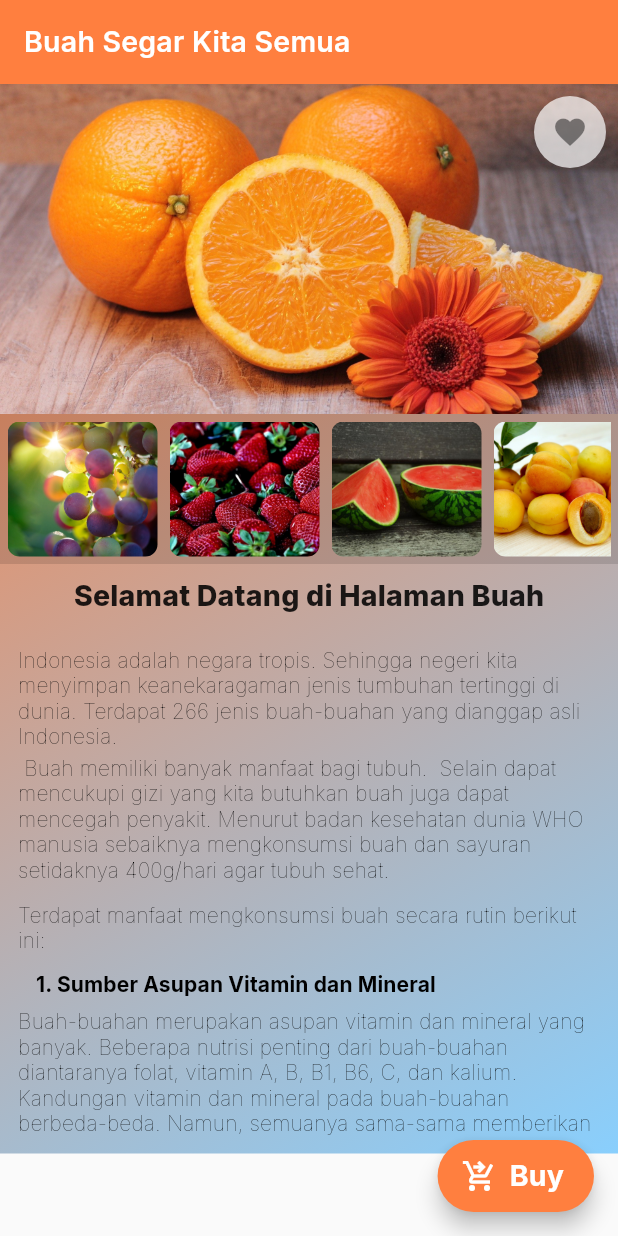
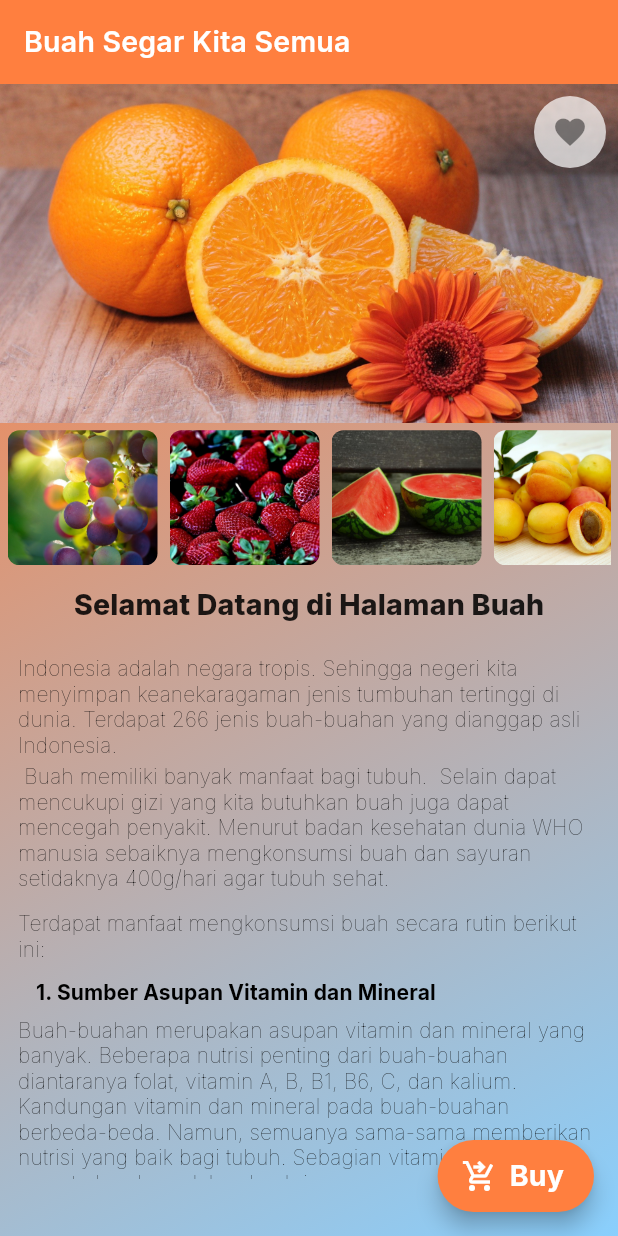
Before and after one commit to AchmadRijalu/DEPD-Assignment, a Flutter app: the screen it shows after launch, on a phone screen of 412 x 824 dp. Run offline on Flutter 3.47's test engine with Material 2 defaults, Android fonts, the phone set to English and light mode, and no system bars; our stand-ins replace google_fonts; missing offline and left inert: scaffold_gradient_background.

Commit message:
standard task 1 - 2 done

```diff
--- a/lib/views/form_page.dart
+++ b/lib/views/form_page.dart
@@ -47,6 +47,20 @@ class _FormPageState extends State<FormPage> {
           iconTheme: IconThemeData(color: primaryColor),
         ),
         body: Container(
+          width: double.infinity,
+          height: double.infinity,
+          decoration: BoxDecoration(
+              gradient: LinearGradient(
+            begin: Alignment.topLeft,
+            end: Alignment.bottomRight,
+            colors: [
+              primaryColor,
+              Colors.white,
+            ],
+          )),
+          child: ListView(
+            children: [
+              Container(
                 child: Padding(
                   padding: const EdgeInsets.all(12),
                   child: Center(
@@ -76,6 +90,7 @@ class _FormPageState extends State<FormPage> {
                             height: 16,
                           ),
                           TextField(
+                            keyboardType: TextInputType.emailAddress,
                             controller: emailController,
                             onChanged: (email) {
                               emailV = email;
@@ -137,22 +152,27 @@ class _FormPageState extends State<FormPage> {
                                                   CrossAxisAlignment.stretch,
                                               mainAxisSize: MainAxisSize.min,
                                               children: [
-                                        Text("Name: " + nameController.text),
+                                                Text("Name: " +
+                                                    nameController.text),
                                                 SizedBox(
                                                   height: 8,
                                                 ),
-                                        Text("Email: " + emailController.text),
+                                                Text("Email: " +
+                                                    emailController.text),
                                                 SizedBox(
                                                   height: 8,
                                                 ),
-                                        Text("Phone: " + phoneController.text),
+                                                Text("Phone: " +
+                                                    phoneController.text),
                                                 SizedBox(
                                                   height: 8,
                                                 ),
-                                        Text("Email: " + cityController.text),
+                                                Text("Email: " +
+                                                    cityController.text),
                                               ]),
                                           shape: RoundedRectangleBorder(
-                                      borderRadius: BorderRadius.circular(12)),
+                                              borderRadius:
+                                                  BorderRadius.circular(12)),
                                           actions: <Widget>[
                                             TextButton(
                                                 onPressed: (() {
@@ -161,9 +181,11 @@ class _FormPageState extends State<FormPage> {
                                                 child: Text("Back")),
                                             TextButton(
                                                 onPressed: (() {
-                                          Navigator.pushNamedAndRemoveUntil(
+                                                  Navigator
+                                                      .pushNamedAndRemoveUntil(
                                                           context,
-                                              MainContent.routeNames,
+                                                          MainContent
+                                                              .routeNames,
                                                           (route) => false);
                                                 }),
                                                 child: Text("Yes"))
@@ -181,7 +203,8 @@ class _FormPageState extends State<FormPage> {
                                           actions: <Widget>[
                                             TextButton(
                                                 onPressed: (() {
-                                          Navigator.of(context)!.pop(context);
+                                                  Navigator.of(context)!
+                                                      .pop(context);
                                                 }),
                                                 child: Text("Ok"))
                                           ],
@@ -197,20 +220,13 @@ class _FormPageState extends State<FormPage> {
                                     .copyWith(color: Colors.white),
                               )),
                         ]),
-              )
+                      ),
                     ],
                   )),
                 ),
-        decoration: BoxDecoration(
-            gradient: LinearGradient(
-          begin: Alignment.topLeft,
-          end: Alignment.bottomRight,
-          colors: [
-            primaryColor,
-            Colors.white,
+              ),
             ],
-        )),
           ),
-    );
+        ));
   }
 }
--- a/lib/views/main_content.dart
+++ b/lib/views/main_content.dart
@@ -32,9 +32,10 @@ class _MainContentState extends State<MainContent> {
             .headline6!
             .copyWith(color: Colors.white, fontWeight: FontWeight.w600),
       )),
-      body: SingleChildScrollView(
-        physics: AlwaysScrollableScrollPhysics(),
-        child: Container(
+      body: Container(
+          width: double.infinity,
+          height: double.infinity,
+          // height: double.infinity,
           decoration: BoxDecoration(
               gradient: LinearGradient(
             begin: Alignment.topLeft,
@@ -44,19 +45,30 @@ class _MainContentState extends State<MainContent> {
               secondaryColor,
             ],
           )),
-          child:
-              Column(crossAxisAlignment: CrossAxisAlignment.stretch, children: [
-            Stack(
+          child: Column(children: [
+            Flexible(
+                flex: 5,
+                child: Container(
+                  color: Colors.black,
+                  child: Stack(
                     children: [
                       Container(
                         width: double.infinity,
-                    height: 220,
-                    child: ClipRRect(
-                      child: Image.asset(
+
+                        decoration: BoxDecoration(
+                            image: DecorationImage(
+                                fit: BoxFit.cover,
+                                image: AssetImage(
                                   "assets/images/Orange.jpg",
-                        fit: BoxFit.cover,
+                                ))),
+
+                        // ClipRRect(
+                        //   child: Image.asset(
+                        //     "assets/images/Orange.jpg",
+                        //     fit: BoxFit.cover,
+                        //   ),
+                        // )
                       ),
-                    )),
                       SafeArea(
                           child: Row(
                         mainAxisAlignment: MainAxisAlignment.end,
@@ -74,9 +86,12 @@ class _MainContentState extends State<MainContent> {
                       ))
                     ],
                   ),
-            Container(
+                )),
+            Flexible(
+              flex: 3,
+              child: Container(
                 padding: const EdgeInsets.all(5),
-              color: Colors.black12,
+                // color: Colors.blue,
                 height: 100,
                 child: Flexible(
                   child: ListView.builder(
@@ -91,7 +106,9 @@ class _MainContentState extends State<MainContent> {
                   ),
                 ),
               ),
-            Container(
+            ),
+            Flexible(
+              child: Container(
                 padding: const EdgeInsets.all(10),
                 child:
                     Row(mainAxisAlignment: MainAxisAlignment.center, children: [
@@ -104,16 +121,23 @@ class _MainContentState extends State<MainContent> {
                   )
                 ]),
               ),
-            Container(
-                height: 350,
+            ),
+            Flexible(
+                flex: 8,
+                fit: FlexFit.tight,
+                child: Container(
+                  width: double.infinity,
+                  height: double.infinity,
+                  // color: Colors.amber,
                   child: Column(
                     children: [
-                    Flexible(
-                        child: Container(
-                      padding: const EdgeInsets.all(12),
-                      child: Scrollbar(
+                      Container(
+                          child: Expanded(
                               child: SingleChildScrollView(
                         physics: BouncingScrollPhysics(),
+                        child: Container(
+                            width: double.infinity,
+                            padding: const EdgeInsets.all(12),
                             child: Column(
                               children: [
                                 Container(
@@ -217,13 +241,11 @@ class _MainContentState extends State<MainContent> {
                                 )
                               ],
                             )),
+                      )))
+                    ],
                   ),
                 )),
-                  ],
-                ))
-          ]),
-        ),
-      ),
+          ])),
       floatingActionButton: FloatingActionButton.extended(
         backgroundColor: primaryColor,
         onPressed: (() {
```
Lines whose indentation alone changed are shown as unchanged.
